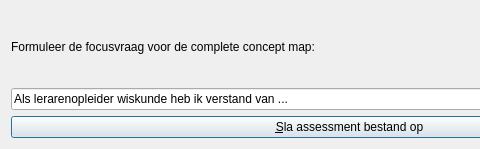
Qt form Projects/ProjectBrainweaver/qtpvdbcreateassessmentcompletedialog.ui (richelbilderbeek/ProjectRichelBilderbeek) before a commit; both pictures show x 0 to 480 and y 0 to 149 of the 699 by 149 pixel window.
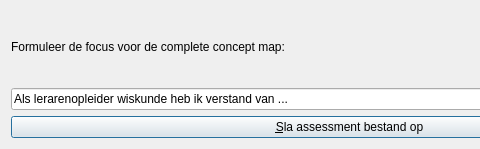
The same form after that commit. Icons and pictures are not drawn.

What changed in the file:
```diff
--- a/Projects/ProjectBrainweaver/qtpvdbcreateassessmentcompletedialog.ui
+++ b/Projects/ProjectBrainweaver/qtpvdbcreateassessmentcompletedialog.ui
@@ -21,7 +21,7 @@
    <item>
     <widget class="QLabel" name="label">
      <property name="text">
-      <string>Formuleer de focusvraag voor de complete concept map:</string>
+      <string>Formuleer de focus voor de complete concept map:</string>
      </property>
      <property name="wordWrap">
       <bool>true</bool>
```
Left out of the diff: 4 changed lines with no effect on the pictures.
